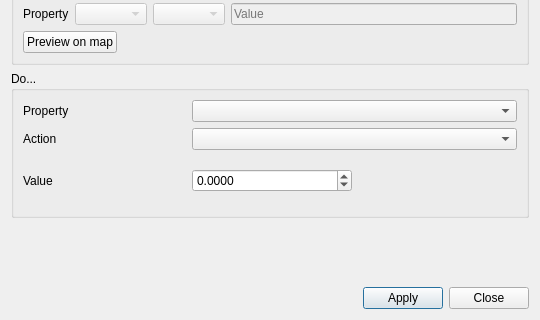
The window that ui/queries/qgisred_groupedit_dialog.ui (qgisred/QGISRed) describes before a commit, drawn with Qt 5; both pictures show x 0 to 540 and y 180 to 500 of the 540 by 500 pixel window.
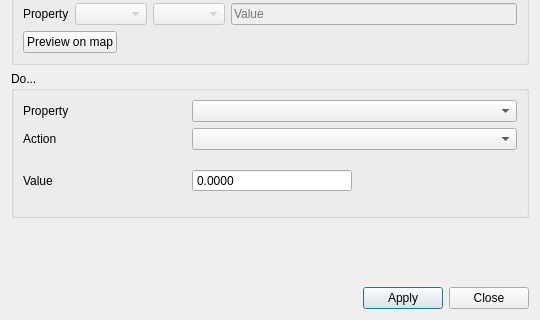
The same window after the commit. Custom widgets are drawn as their Qt base class.

Commit message: Group Edit: Source Do value from materials DBF as input or combobox

The edit to the form file:
```diff
--- a/ui/queries/qgisred_groupedit_dialog.ui
+++ b/ui/queries/qgisred_groupedit_dialog.ui
@@ -208,6 +208,9 @@
             </property>
             <item>
              <widget class="QDoubleSpinBox" name="sbNumber">
+              <property name="buttonSymbols">
+               <enum>QAbstractSpinBox::NoButtons</enum>
+              </property>
               <property name="minimum">
                <double>-999999999.000000000000000</double>
               </property>
```
The commit also changes 1 other file.
